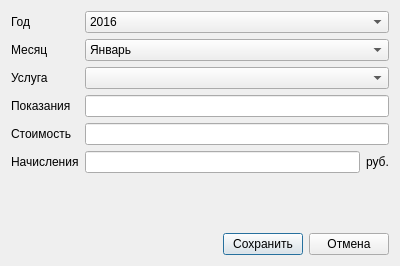
Above: ProfitsDialog.ui from ivn64/CommunalServices before the change. Below: the same form after it.
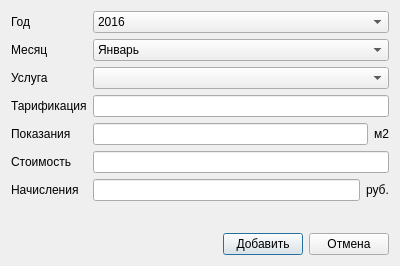
That is the form after the change.

Diff of the .ui file:
```diff
--- a/ProfitsDialog.ui
+++ b/ProfitsDialog.ui
@@ -133,34 +133,35 @@
      <item row="2" column="1">
       <widget class="QComboBox" name="serviceComboBox"/>
      </item>
-     <item row="3" column="0">
+     <item row="4" column="0">
       <widget class="QLabel" name="label_2">
        <property name="text">
         <string>Показания</string>
        </property>
       </widget>
      </item>
-     <item row="3" column="1">
-      <widget class="QLineEdit" name="indicationsLineEdit"/>
-     </item>
-     <item row="4" column="0">
+     <item row="5" column="0">
       <widget class="QLabel" name="label_3">
        <property name="text">
         <string>Стоимость</string>
        </property>
       </widget>
      </item>
-     <item row="4" column="1">
-      <widget class="QLineEdit" name="costLineEdit"/>
+     <item row="5" column="1">
+      <widget class="QLineEdit" name="costLineEdit">
+       <property name="readOnly">
+        <bool>true</bool>
+       </property>
+      </widget>
      </item>
-     <item row="5" column="0">
+     <item row="6" column="0">
       <widget class="QLabel" name="label_6">
        <property name="text">
         <string>Начисления</string>
        </property>
       </widget>
      </item>
-     <item row="5" column="1">
+     <item row="6" column="1">
       <layout class="QHBoxLayout" name="horizontalLayout_2">
        <item>
         <widget class="QLineEdit" name="accuralsLineEdit"/>
@@ -174,6 +175,34 @@
        </item>
       </layout>
      </item>
+     <item row="3" column="0">
+      <widget class="QLabel" name="label_8">
+       <property name="text">
+        <string>Тарификация</string>
+       </property>
+      </widget>
+     </item>
+     <item row="4" column="1">
+      <layout class="QHBoxLayout" name="horizontalLayout_3">
+       <item>
+        <widget class="QLineEdit" name="indicationsLineEdit"/>
+       </item>
+       <item>
+        <widget class="QLabel" name="unitLabel">
+         <property name="text">
+          <string>м2</string>
+         </property>
+        </widget>
+       </item>
+      </layout>
+     </item>
+     <item row="3" column="1">
+      <widget class="QLineEdit" name="tariffingLineEdit">
+       <property name="readOnly">
+        <bool>true</bool>
+       </property>
+      </widget>
+     </item>
     </layout>
    </item>
    <item>
@@ -207,7 +236,7 @@
      <item>
       <widget class="QPushButton" name="pushButton">
        <property name="text">
-        <string>Сохранить</string>
+        <string>Добавить</string>
        </property>
       </widget>
      </item>
```
Left out of the diff: 4 changed lines with no effect on the pictures.
